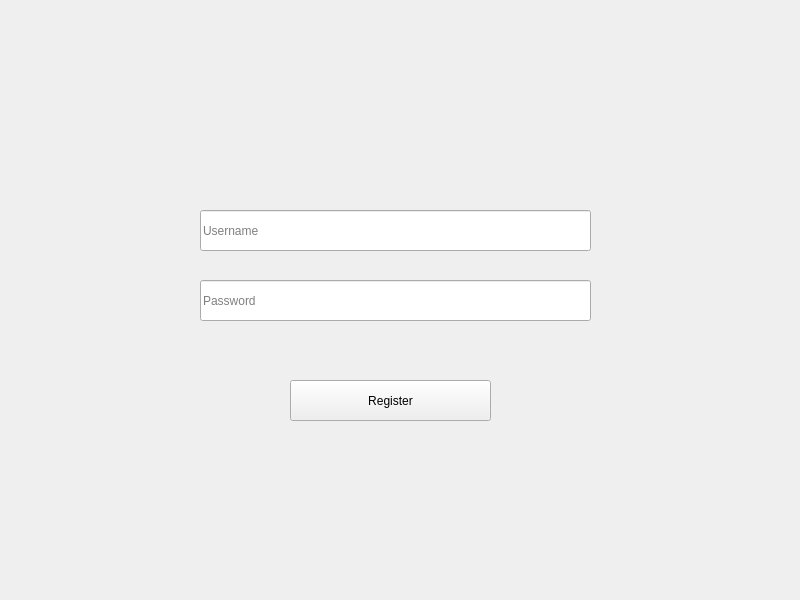
Above: DuoiHinhBatChu_Frontend/register.ui from evmosss/Qt-DuoiHinhBatChu before the change. Below: the same form after it.
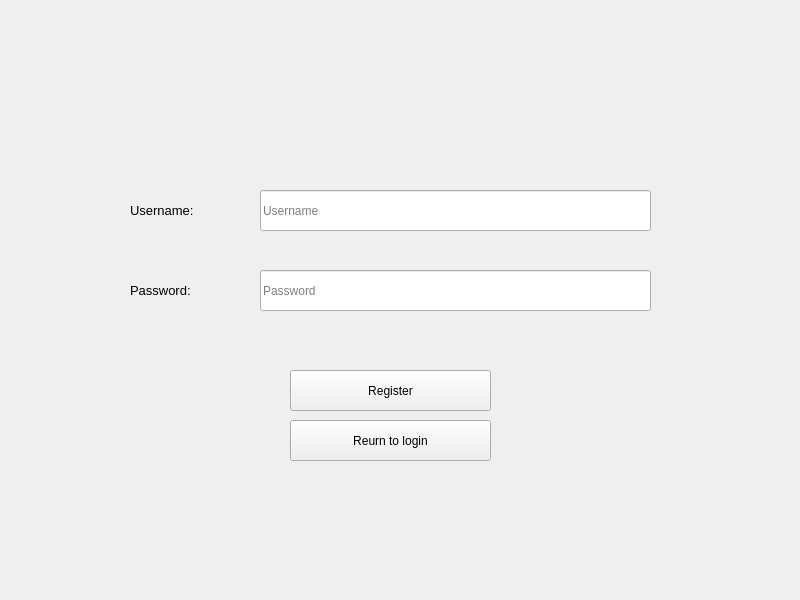
That is the form after the change.

Commit message: fix login and register: still keep input content and add return login btn

```diff
--- a/DuoiHinhBatChu_Frontend/register.ui
+++ b/DuoiHinhBatChu_Frontend/register.ui
@@ -17,7 +17,7 @@
    <property name="geometry">
     <rect>
      <x>290</x>
-     <y>380</y>
+     <y>370</y>
      <width>201</width>
      <height>41</height>
     </rect>
@@ -29,8 +29,8 @@
   <widget class="QLineEdit" name="userInput">
    <property name="geometry">
     <rect>
-     <x>200</x>
-     <y>210</y>
+     <x>260</x>
+     <y>190</y>
      <width>391</width>
      <height>41</height>
     </rect>
@@ -42,8 +42,8 @@
   <widget class="QLineEdit" name="passInput">
    <property name="geometry">
     <rect>
-     <x>200</x>
-     <y>280</y>
+     <x>260</x>
+     <y>270</y>
      <width>391</width>
      <height>41</height>
     </rect>
@@ -58,14 +58,66 @@
   <widget class="QLabel" name="message">
    <property name="geometry">
     <rect>
-     <x>200</x>
-     <y>340</y>
-     <width>391</width>
-     <height>20</height>
+     <x>150</x>
+     <y>330</y>
+     <width>501</width>
+     <height>21</height>
     </rect>
    </property>
    <property name="text">
     <string/>
+   </property>
+   <property name="alignment">
+    <set>Qt::AlignCenter</set>
+   </property>
+  </widget>
+  <widget class="QLabel" name="label">
+   <property name="geometry">
+    <rect>
+     <x>130</x>
+     <y>190</y>
+     <width>101</width>
+     <height>41</height>
+    </rect>
+   </property>
+   <property name="font">
+    <font>
+     <pointsize>10</pointsize>
+    </font>
+   </property>
+   <property name="text">
+    <string>Username:</string>
+   </property>
+  </widget>
+  <widget class="QLabel" name="label_2">
+   <property name="geometry">
+    <rect>
+     <x>130</x>
+     <y>270</y>
+     <width>91</width>
+     <height>41</height>
+    </rect>
+   </property>
+   <property name="font">
+    <font>
+     <pointsize>10</pointsize>
+    </font>
+   </property>
+   <property name="text">
+    <string>Password:</string>
+   </property>
+  </widget>
+  <widget class="QPushButton" name="returnLoginBtn">
+   <property name="geometry">
+    <rect>
+     <x>290</x>
+     <y>420</y>
+     <width>201</width>
+     <height>41</height>
+    </rect>
+   </property>
+   <property name="text">
+    <string>Reurn to login</string>
    </property>
   </widget>
  </widget>
```
The commit also changes 10 other files.
